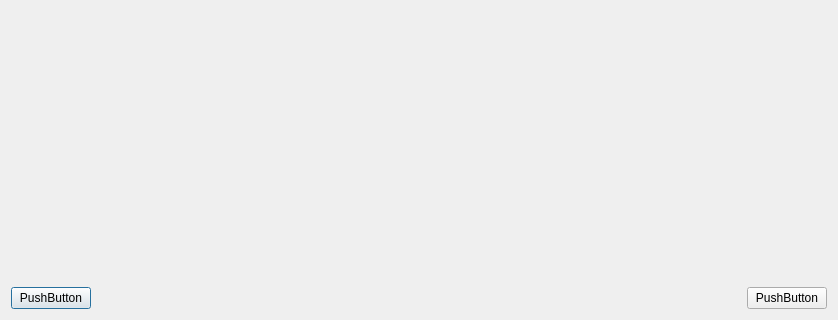
Qt form src/main/python/unote/ui/preferences_gui.ui (stroblme/UNote) before a commit; both pictures show x 0 to 838 and y 698 to 1018 of the 838 by 1018 pixel window.
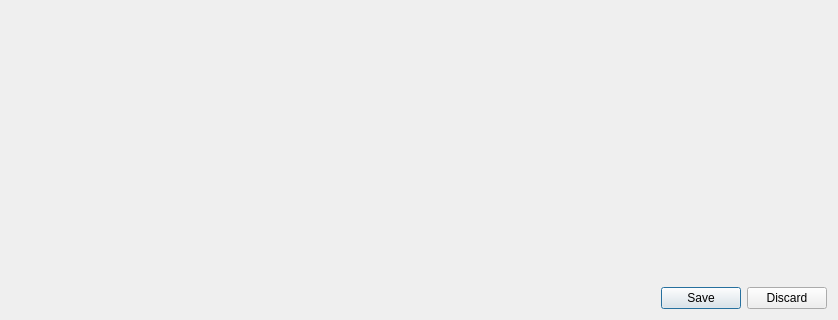
The same form after that commit.

What changed in the file:
```diff
--- a/src/main/python/unote/ui/preferences_gui.ui
+++ b/src/main/python/unote/ui/preferences_gui.ui
@@ -87,29 +87,12 @@
      <item>
       <layout class="QHBoxLayout" name="horizontalLayout_4">
        <item>
-        <widget class="QPushButton" name="pushButton_2">
-         <property name="text">
-          <string>PushButton</string>
+        <widget class="QDialogButtonBox" name="buttonBox">
+         <property name="standardButtons">
+          <set>QDialogButtonBox::Discard|QDialogButtonBox::Save</set>
          </property>
-        </widget>
-       </item>
-       <item>
-        <spacer name="horizontalSpacer">
-         <property name="orientation">
-          <enum>Qt::Horizontal</enum>
-         </property>
-         <property name="sizeHint" stdset="0">
-          <size>
-           <width>40</width>
-           <height>20</height>
-          </size>
-         </property>
-        </spacer>
-       </item>
-       <item>
-        <widget class="QPushButton" name="pushButton">
-         <property name="text">
-          <string>PushButton</string>
+         <property name="centerButtons">
+          <bool>false</bool>
          </property>
         </widget>
        </item>
```
